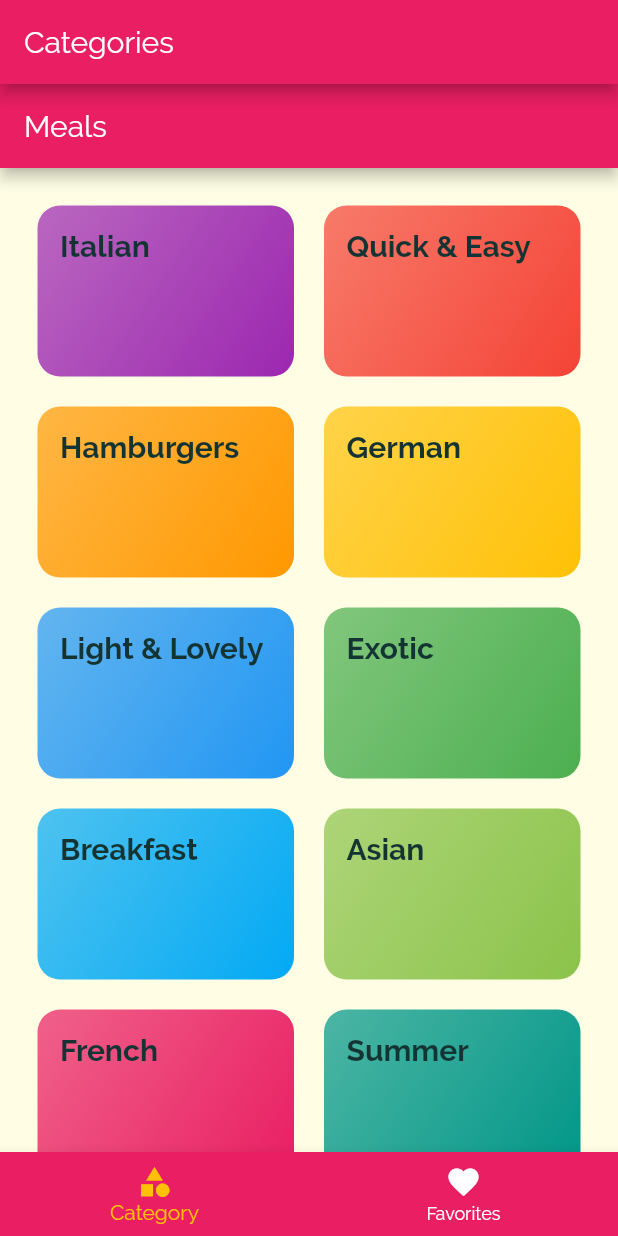
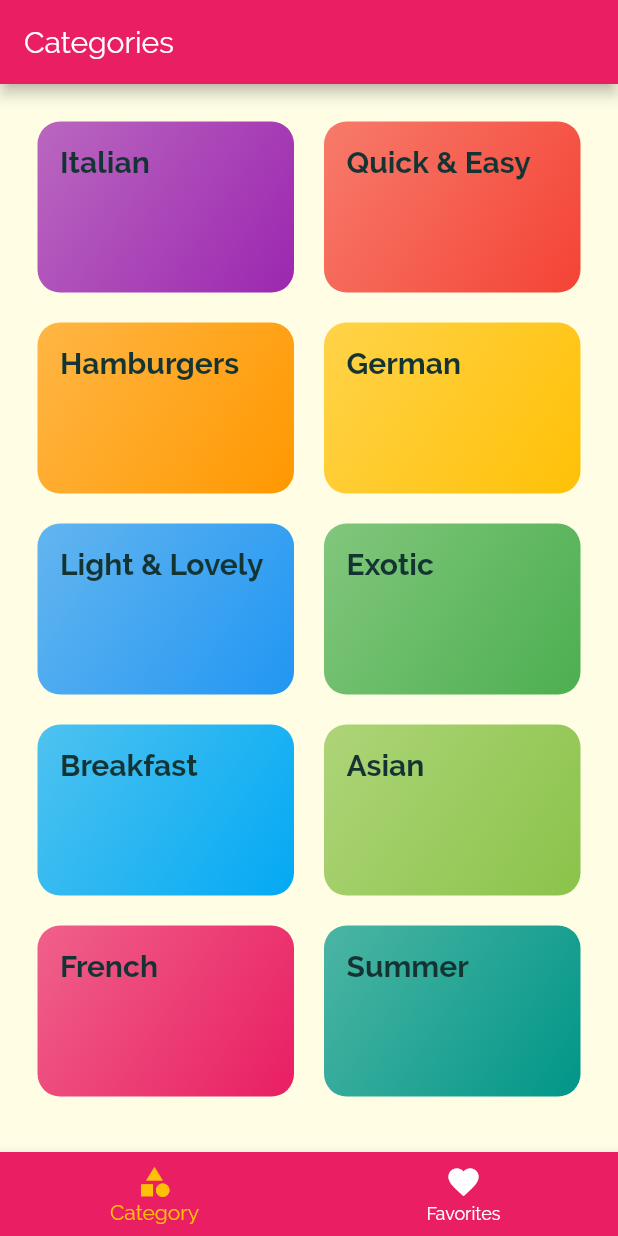
Before and after one commit to timagixe/meals_app, a Flutter app: the screen it shows after launch, on a phone screen of 412 x 824 dp. Run offline on Flutter 3.47's test engine with Material 2 defaults, Android fonts, the phone set to English and light mode, and no system bars.

Commit message:
refactor(screens): :recycle: return GridView instead of Scaffold in categories screen

```diff
--- a/lib/screens/categories.dart
+++ b/lib/screens/categories.dart
@@ -19,11 +19,7 @@ class CategoriesScreen extends StatelessWidget {
             ))
         .toList();
 
-    return Scaffold(
-      appBar: AppBar(
-        title: const Text('Meals'),
-      ),
-      body: GridView(
+    return GridView(
       padding: const EdgeInsets.all(25),
       children: categoryItems,
       gridDelegate: SliverGridDelegateWithMaxCrossAxisExtent(
@@ -32,7 +28,6 @@ class CategoriesScreen extends StatelessWidget {
         crossAxisSpacing: _kcrossAxisSpacing,
         mainAxisSpacing: _kmainAxisSpacing,
       ),
-      ),
     );
   }
 }
```
Lines whose indentation alone changed are shown as unchanged.
